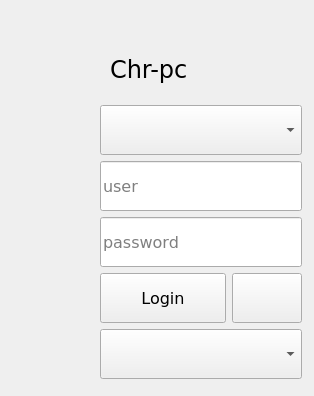
Above: loginform.ui from surlykke/qt-lightdm-greeter before the change. Below: the same form after it.
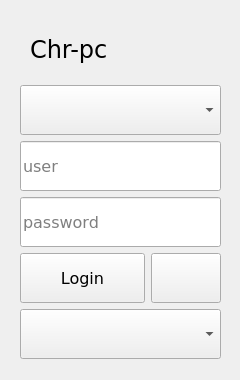
That is the form after the change. Icons and pictures are not drawn.

Commit message: Change icon from razor to helix

The edit to the form file:
```diff
--- a/loginform.ui
+++ b/loginform.ui
@@ -6,8 +6,8 @@
    <rect>
     <x>0</x>
     <y>0</y>
-    <width>314</width>
-    <height>396</height>
+    <width>240</width>
+    <height>380</height>
    </rect>
   </property>
   <property name="font">
@@ -22,10 +22,10 @@
   <widget class="QFrame" name="formFrame">
    <property name="geometry">
     <rect>
-     <x>40</x>
-     <y>30</y>
-     <width>271</width>
-     <height>361</height>
+     <x>10</x>
+     <y>10</y>
+     <width>220</width>
+     <height>360</height>
     </rect>
    </property>
    <property name="sizePolicy">
@@ -34,11 +34,13 @@
      <verstretch>0</verstretch>
     </sizepolicy>
    </property>
-   <layout class="QGridLayout" name="gridLayout">
+   <layout class="QVBoxLayout" name="verticalLayout">
     <property name="leftMargin">
-     <number>60</number>
+     <number>10</number>
     </property>
-    <item row="0" column="1">
+    <item>
+     <layout class="QHBoxLayout" name="horizontalLayout_2">
+      <item>
      <widget class="QLabel" name="hostnameLabel">
       <property name="minimumSize">
        <size>
@@ -75,7 +77,37 @@
       </property>
      </widget>
     </item>
-    <item row="1" column="1">
+      <item>
+       <widget class="QLabel" name="iconLabel">
+        <property name="minimumSize">
+         <size>
+          <width>50</width>
+          <height>50</height>
+         </size>
+        </property>
+        <property name="maximumSize">
+         <size>
+          <width>50</width>
+          <height>50</height>
+         </size>
+        </property>
+        <property name="text">
+         <string/>
+        </property>
+        <property name="pixmap">
+         <pixmap>resources/helix_1120.png</pixmap>
+        </property>
+        <property name="scaledContents">
+         <bool>true</bool>
+        </property>
+        <property name="alignment">
+         <set>Qt::AlignCenter</set>
+        </property>
+       </widget>
+      </item>
+     </layout>
+    </item>
+    <item>
      <widget class="QComboBox" name="userCombo">
       <property name="minimumSize">
        <size>
@@ -98,7 +130,7 @@
       </property>
      </widget>
     </item>
-    <item row="2" column="1">
+    <item>
      <widget class="QLineEdit" name="otherUserInput">
       <property name="minimumSize">
        <size>
@@ -124,7 +156,7 @@
       </property>
      </widget>
     </item>
-    <item row="3" column="1">
+    <item>
      <widget class="QLineEdit" name="passwordInput">
       <property name="minimumSize">
        <size>
@@ -153,7 +185,7 @@
       </property>
      </widget>
     </item>
-    <item row="5" column="1">
+    <item>
      <layout class="QHBoxLayout" name="horizontalLayout">
       <item>
        <widget class="QPushButton" name="loginButton">
@@ -199,7 +231,7 @@
       </item>
      </layout>
     </item>
-    <item row="6" column="1">
+    <item>
      <widget class="QComboBox" name="sessionCombo">
       <property name="minimumSize">
        <size>
@@ -224,40 +256,6 @@
     </item>
    </layout>
   </widget>
-  <widget class="QLabel" name="iconLabel">
-   <property name="geometry">
-    <rect>
-     <x>14</x>
-     <y>6</y>
-     <width>80</width>
-     <height>80</height>
-    </rect>
-   </property>
-   <property name="minimumSize">
-    <size>
-     <width>0</width>
-     <height>0</height>
-    </size>
-   </property>
-   <property name="maximumSize">
-    <size>
-     <width>10000</width>
-     <height>10000</height>
-    </size>
-   </property>
-   <property name="text">
-    <string/>
-   </property>
-   <property name="pixmap">
-    <pixmap>resources/rqt-2.png</pixmap>
-   </property>
-   <property name="scaledContents">
-    <bool>true</bool>
-   </property>
-   <property name="alignment">
-    <set>Qt::AlignCenter</set>
-   </property>
-  </widget>
  </widget>
  <resources/>
  <connections>
```
Lines whose indentation alone changed are shown as unchanged. The commit also changes 3 other files.
